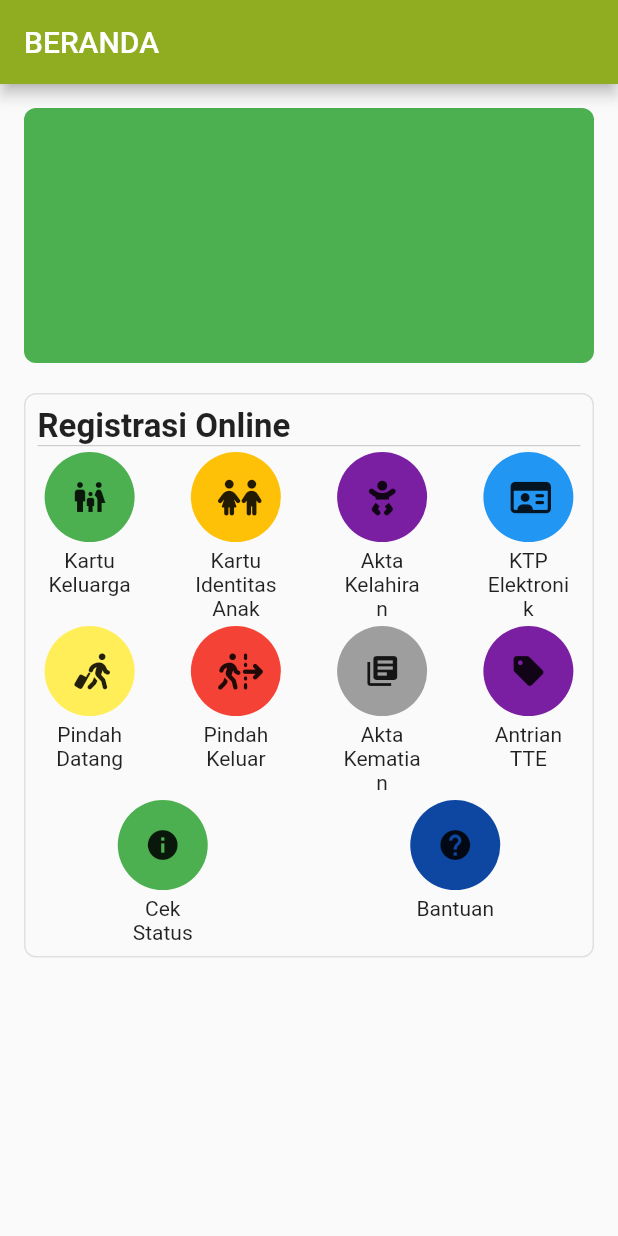
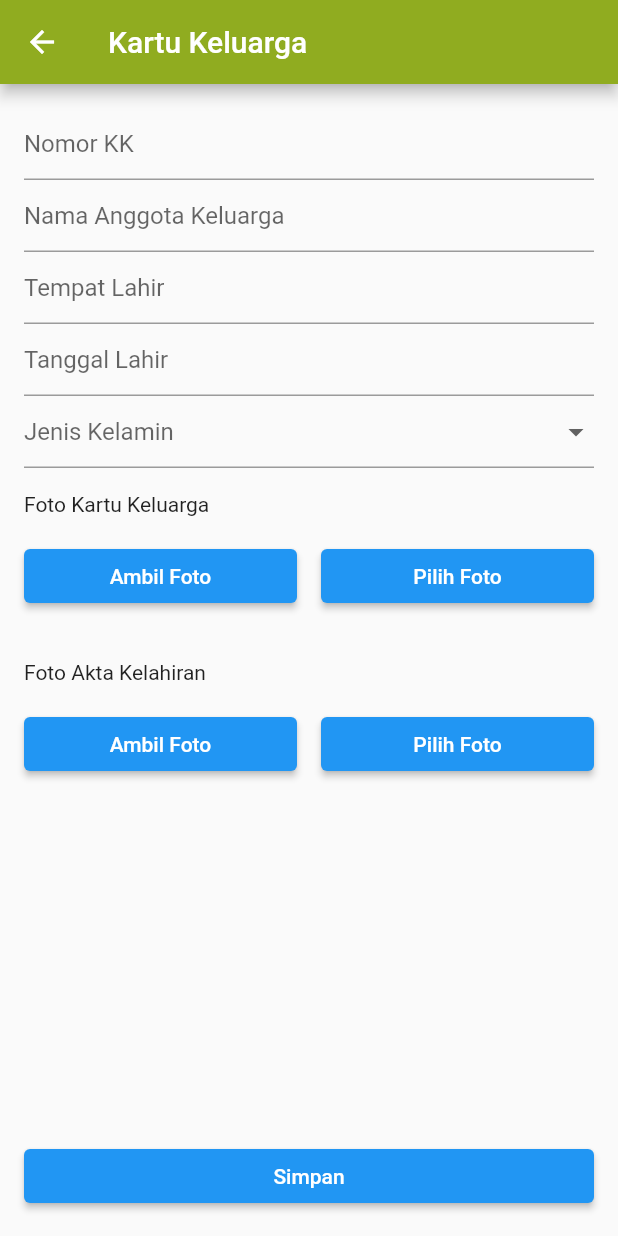
Before and after one commit to MahessaGintara/DukcapilFlutterApp, a Flutter app: the screen it shows after launch, after a tap on the "family restroom" icon, on a phone screen of 412 x 824 dp. Run offline on Flutter 3.47's test engine with Material 2 defaults, Android fonts, the light colour scheme and no system bars; our stand-ins replace font_awesome_flutter, image_picker.

Commit message:
add form kartu keluarga

```diff
--- a/lib/main.dart
+++ b/lib/main.dart
@@ -1,3 +1,4 @@
+import 'package:disdukcapil_app/view/kartu_keluarga.dart';
 import 'package:flutter/material.dart';
 import 'package:disdukcapil_app/view/home_page.dart';
 
--- a/lib/view/home_page.dart
+++ b/lib/view/home_page.dart
@@ -1,3 +1,4 @@
+import 'package:disdukcapil_app/view/kartu_keluarga.dart';
 import 'package:flutter/material.dart';
 import 'package:font_awesome_flutter/font_awesome_flutter.dart';
 
@@ -11,14 +12,25 @@ class Home extends StatefulWidget {
 class _HomeState extends State<Home> {
   @override
   Widget build(BuildContext context) {
-    double maxWidth = MediaQuery.of(context).size.width;
-    var txtRegis = "Registrasi Online";
+    var param = {
+      "maxWidth": MediaQuery.of(context).size.width,
+      "txtRegis": "Registrasi Online",
+    };
     return Scaffold(
       appBar: AppBar(
         backgroundColor: const Color.fromARGB(255, 144, 172, 32),
-          title: const Text("BERANDA")),
+        title: const Text("BERANDA"),
+      ),
       body: SafeArea(
-        child: Padding(
+        child: SingleChildScrollView(
+          child: menuButton(context, param),
+        ),
+      ),
+    );
+  }
+
+  Widget menuButton(BuildContext context, var param) {
+    return Padding(
       padding: const EdgeInsets.all(16),
       child: Column(
         children: [
@@ -34,7 +46,7 @@ class _HomeState extends State<Home> {
             height: 20,
           ),
           Container(
-                width: maxWidth,
+            width: param['maxWidth'],
             decoration: BoxDecoration(
                 border: Border.all(color: Colors.grey.shade300, width: 1),
                 borderRadius: const BorderRadius.all(Radius.circular(8))),
@@ -44,17 +56,17 @@ class _HomeState extends State<Home> {
                 crossAxisAlignment: CrossAxisAlignment.start,
                 children: [
                   Text(
-                        txtRegis,
+                    param['txtRegis'],
                     style: const TextStyle(
                         fontWeight: FontWeight.bold, fontSize: 22),
                   ),
                   Container(
-                        width: maxWidth,
+                    width: param['maxWidth'],
                     height: 0.4,
                     color: Colors.grey,
                   ),
                   SizedBox(
-                        width: maxWidth,
+                    width: param['maxWidth'],
                     child: Wrap(
                       direction: Axis.horizontal,
                       spacing: 28.0,
@@ -65,12 +77,17 @@ class _HomeState extends State<Home> {
                             Container(
                               decoration: const BoxDecoration(
                                   color: Colors.green,
-                                      borderRadius: BorderRadius.all(
-                                          Radius.circular(30))),
+                                  borderRadius:
+                                      BorderRadius.all(Radius.circular(30))),
                               padding: const EdgeInsets.all(6),
                               margin: const EdgeInsets.all(4),
                               child: IconButton(
-                                    onPressed: () {},
+                                onPressed: () {
+                                  Navigator.push(context,
+                                      MaterialPageRoute(builder: (context) {
+                                    return const KartuKeluargaPage();
+                                  }));
+                                },
                                 icon: const Icon(Icons.family_restroom),
                               ),
                             ),
@@ -88,8 +105,8 @@ class _HomeState extends State<Home> {
                             Container(
                               decoration: const BoxDecoration(
                                   color: Colors.amber,
-                                      borderRadius: BorderRadius.all(
-                                          Radius.circular(30))),
+                                  borderRadius:
+                                      BorderRadius.all(Radius.circular(30))),
                               padding: const EdgeInsets.all(6),
                               margin: const EdgeInsets.all(4),
                               child: IconButton(
@@ -134,8 +151,8 @@ class _HomeState extends State<Home> {
                             Container(
                               decoration: const BoxDecoration(
                                   color: Colors.blue,
-                                      borderRadius: BorderRadius.all(
-                                          Radius.circular(30))),
+                                  borderRadius:
+                                      BorderRadius.all(Radius.circular(30))),
                               padding: const EdgeInsets.all(6),
                               margin: const EdgeInsets.all(4),
                               child: IconButton(
@@ -205,8 +222,8 @@ class _HomeState extends State<Home> {
                             Container(
                               decoration: const BoxDecoration(
                                   color: Colors.grey,
-                                      borderRadius: BorderRadius.all(
-                                          Radius.circular(30))),
+                                  borderRadius:
+                                      BorderRadius.all(Radius.circular(30))),
                               padding: const EdgeInsets.all(6),
                               margin: const EdgeInsets.all(4),
                               child: IconButton(
@@ -251,8 +268,8 @@ class _HomeState extends State<Home> {
                             Container(
                               decoration: const BoxDecoration(
                                   color: Colors.green,
-                                      borderRadius: BorderRadius.all(
-                                          Radius.circular(30))),
+                                  borderRadius:
+                                      BorderRadius.all(Radius.circular(30))),
                               padding: const EdgeInsets.all(6),
                               margin: const EdgeInsets.all(4),
                               child: IconButton(
@@ -301,8 +318,6 @@ class _HomeState extends State<Home> {
           ),
         ],
       ),
-        ),
-      ),
     );
   }
 }
--- /dev/null
+++ b/lib/view/kartu_keluarga.dart
@@ -0,0 +1,259 @@
+import 'dart:io';
+
+import 'package:flutter/material.dart';
+import 'package:image_picker/image_picker.dart';
+
+class KartuKeluargaPage extends StatefulWidget {
+  const KartuKeluargaPage({super.key});
+
+  @override
+  State<KartuKeluargaPage> createState() => _KartuKeluargaPageState();
+}
+
+class _KartuKeluargaPageState extends State<KartuKeluargaPage> {
+  Map<String, String> inputKK = {
+    "nomorKK": "",
+    "namaAnggotaKeluarga": "",
+    "tempatLahir": "",
+    "tanggalLahir": "",
+    "jenisKelamin": ""
+  };
+  Map<String, File> fileInput = {
+    "fotoKK": File(""),
+    "fotoAkta": File(""),
+  };
+  final _formKey = GlobalKey<FormState>();
+  @override
+  Widget build(BuildContext context) {
+    return Scaffold(
+      appBar: AppBar(
+        backgroundColor: const Color.fromARGB(255, 144, 172, 32),
+        title: const Text("Kartu Keluarga"),
+      ),
+      body: Padding(
+        padding: const EdgeInsets.all(16.0),
+        child: Stack(
+          children: [
+            LayoutBuilder(
+              builder:
+                  (BuildContext context, BoxConstraints viewportconstraint) {
+                return SingleChildScrollView(
+                  child: Column(
+                    crossAxisAlignment: CrossAxisAlignment.start,
+                    children: [
+                      input(context, _formKey, inputKK),
+                      const SizedBox(
+                        height: 16,
+                      ),
+                      const Text("Foto Kartu Keluarga"),
+                      const SizedBox(
+                        height: 16,
+                      ),
+                      Row(
+                        children: [
+                          Expanded(
+                            child: ElevatedButton(
+                              onPressed: () async {
+                                final image = await ImagePicker()
+                                    .pickImage(source: ImageSource.camera);
+                                setState(() {
+                                  fileInput["fotoKK"] = File(image!.path);
+                                });
+                              },
+                              child: const Text("Ambil Foto"),
+                            ),
+                          ),
+                          const SizedBox(
+                            width: 16,
+                          ),
+                          Expanded(
+                            child: ElevatedButton(
+                              onPressed: () async {
+                                final image = await ImagePicker()
+                                    .pickImage(source: ImageSource.gallery);
+                                setState(() {
+                                  fileInput["fotoKK"] = File(image!.path);
+                                });
+                              },
+                              child: const Text("Pilih Foto"),
+                            ),
+                          ),
+                        ],
+                      ),
+                      const SizedBox(
+                        height: 16,
+                      ),
+                      fileInput["fotoKK"]?.path.isNotEmpty ?? false
+                          ? Image.file(fileInput["fotoKK"]!)
+                          : Container(),
+                      const SizedBox(
+                        height: 16,
+                      ),
+                      const Text("Foto Akta Kelahiran"),
+                      const SizedBox(
+                        height: 16,
+                      ),
+                      Row(
+                        children: [
+                          Expanded(
+                            child: ElevatedButton(
+                              onPressed: () async {
+                                final image = await ImagePicker()
+                                    .pickImage(source: ImageSource.camera);
+                                setState(() {
+                                  fileInput["fotoAkta"] = File(image!.path);
+                                });
+                              },
+                              child: const Text("Ambil Foto"),
+                            ),
+                          ),
+                          const SizedBox(
+                            width: 16,
+                          ),
+                          Expanded(
+                            child: ElevatedButton(
+                              onPressed: () async {
+                                final image = await ImagePicker()
+                                    .pickImage(source: ImageSource.gallery);
+                                setState(() {
+                                  fileInput["fotoAkta"] = File(image!.path);
+                                });
+                              },
+                              child: const Text("Pilih Foto"),
+                            ),
+                          ),
+                        ],
+                      ),
+                      const SizedBox(
+                        height: 16,
+                      ),
+                      fileInput["fotoAkta"]?.path.isNotEmpty ?? false
+                          ? Image.file(fileInput["fotoAkta"]!)
+                          : Container(),
+                    ],
+                  ),
+                );
+              },
+            ),
+            Column(
+              mainAxisAlignment: MainAxisAlignment.end,
+              children: [
+                Center(
+                  child: SizedBox(
+                    width: double.infinity,
+                    child: ElevatedButton(
+                      onPressed: () {
+                        if (_formKey.currentState!.validate()) {
+                          ScaffoldMessenger.of(context).showSnackBar(
+                            const SnackBar(
+                              content: Text("Data berhasil disimpan"),
+                            ),
+                          );
+                        }
+                      },
+                      child: const Text("Simpan"),
+                    ),
+                  ),
+                )
+              ],
+            ),
+          ],
+        ),
+      ),
+    );
+  }
+}
+
+Widget input(BuildContext context, var formKey, Map<String, String> inputKK) {
+  List<String> jenisKelamin = ["Laki-laki", "Perempuan"];
+  return Form(
+    key: formKey,
+    child: Column(
+      children: [
+        TextFormField(
+          decoration: const InputDecoration(
+            hintText: "Nomor KK",
+          ),
+          keyboardType: TextInputType.number,
+          validator: (value) {
+            if (value?.isEmpty ?? true) {
+              return "Nomor KK tidak boleh kosong";
+            }
+            if (value?.length != 16) {
+              return "Nomor KK tidak boleh kurang dari 16 digit";
+            }
+            return "";
+          },
+          onChanged: (value) {
+            inputKK["nomorKK"] = value;
+          },
+        ),
+        TextFormField(
+          decoration: const InputDecoration(
+            hintText: "Nama Anggota Keluarga",
+          ),
+          keyboardType: TextInputType.text,
+          validator: (value) {
+            if (value?.isEmpty ?? true) {
+              return "Nama Anggota Keluarga tidak boleh kosong";
+            }
+            return "";
+          },
+          onChanged: (value) {
+            inputKK["namaAnggotaKeluarga"] = value;
+          },
+        ),
+        TextFormField(
+          decoration: const InputDecoration(
+            hintText: "Tempat Lahir",
+          ),
+          keyboardType: TextInputType.text,
+          validator: (value) {
+            if (value?.isEmpty ?? true) {
+              return "Tempat Lahir tidak boleh kosong";
+            }
+            return "";
+          },
+          onChanged: (value) {
+            inputKK["tempatLahir"] = value;
+          },
+        ),
+        TextFormField(
+          decoration: const InputDecoration(
+            hintText: "Tanggal Lahir",
+          ),
+          keyboardType: TextInputType.datetime,
+          validator: (value) {
+            if (value?.isEmpty ?? true) {
+              return "Tanggal Lahir tidak boleh kosong";
+            }
+            return "";
+          },
+          onChanged: (value) {
+            inputKK["tanggalLahir"] = value;
+          },
+        ),
+        DropdownButtonFormField(
+          decoration: const InputDecoration(
+            hintText: "Jenis Kelamin",
+          ),
+          validator: (value) {
+            if (value?.isEmpty ?? true) {
+              return "Jenis Kelamin tidak boleh kosong";
+            }
+            return "";
+          },
+          items: jenisKelamin.map((String value) {
+            return DropdownMenuItem<String>(
+              value: value,
+              child: Text(value),
+            );
+          }).toList(),
+          onChanged: (value) {
+            inputKK["jenisKelamin"] = value?.toString() ?? "";
+          },
+        ),
+      ],
+    ),
+  );
+}
--- a/pubspec.yaml
+++ b/pubspec.yaml
@@ -39,6 +39,7 @@ dependencies:
   shared_preferences: ^2.0.15
   font_awesome_flutter: ^10.3.0
   flat_icons_flutter: ^1.0.2
+  image_picker: ^0.8.6
 
 dev_dependencies:
   flutter_test:
```
Also changed, not shown: pubspec.lock. Lines whose indentation alone changed are shown as unchanged.
